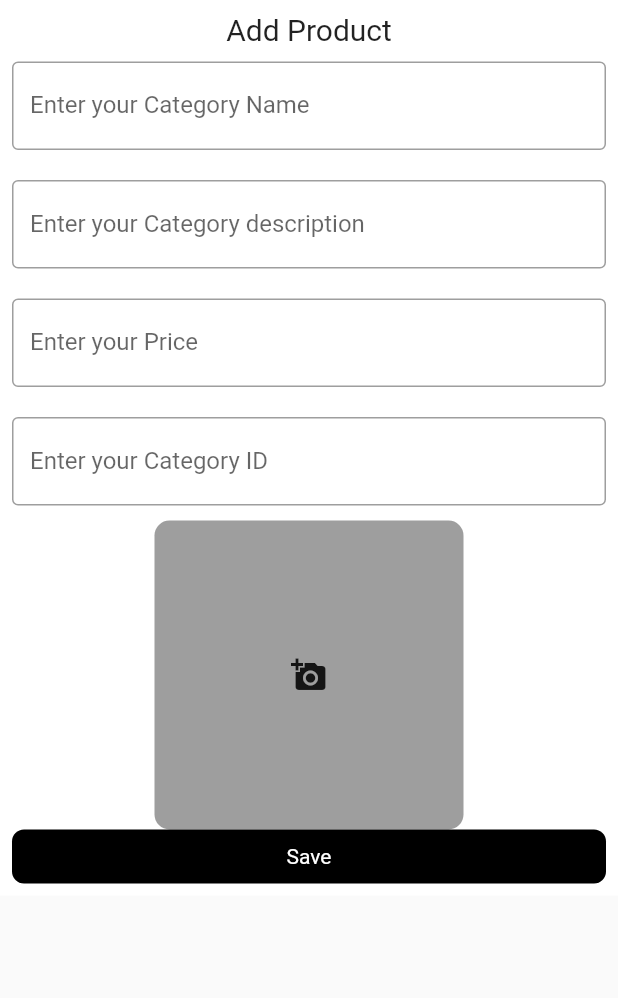
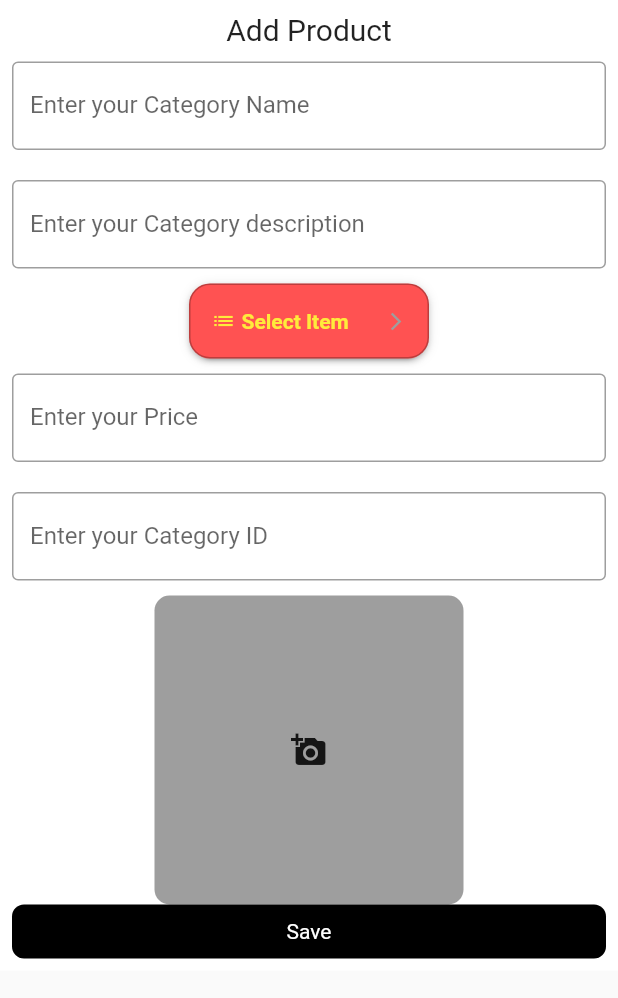
Before and after one commit to jaswinda/flutterDemo, a Flutter app: the AddEditProductForm screen opened directly, on a phone screen of 412 x 824 dp. Shown: the top 998 px of the screen. Run offline on Flutter 3.47's test engine with Material 2 defaults, Android fonts, the phone set to English and light mode, and no system bars; drawn by our look-alikes of dropdown_button2; our stand-ins replace get, image_picker, shared_preferences; missing offline and left inert: tabnavigator; accounts and stored records are empty; network calls fail.

Commit message:
[fix] product add

```diff
--- a/lib/controller/category_controller.dart
+++ b/lib/controller/category_controller.dart
@@ -1,20 +1,50 @@
 import 'dart:convert';
-
 import 'package:get/get.dart';
 import 'package:http/http.dart' as http;
+import 'package:my_first_flutter_project_admin/model/category.dart';
 import 'package:my_first_flutter_project_admin/utils/api.dart';
 import 'package:my_first_flutter_project_admin/utils/constants.dart';
 import 'package:my_first_flutter_project_admin/utils/shared_preds.dart';
 
 class CategroyController extends GetxController {
   var loading = false.obs;
+  var categories = <Category>[].obs;
+
   final AuthService authService = AuthService();
+
+  //on init state
+  @override
+  void onInit() {
+    super.onInit();
+    get();
+  }
+
+  get() async {
+    loading.value = true;
+    var url = Uri.parse(GET_CATEGORIES_API);
+    var response = await http.get(url);
+    loading.value = false;
+    if (response.statusCode == 200) {
+      var jsonResponse = jsonDecode(response.body) as Map<String, dynamic>;
+      if (jsonResponse["success"]) {
+        categories.value = (jsonResponse["data"] as List)
+            .map((e) => Category.fromJson(e))
+            .toList();
+
+        print(categories.value);
+        showMessage(message: jsonResponse["message"]);
+      } else {
+        showMessage(message: jsonResponse["message"], isSuccess: false);
+      }
+    } else {
+      print('Request failed with status: ${response.statusCode}.');
+    }
+  }
 
   add(data) async {
     loading.value = true;
     data['token'] = await authService.getToken();
     var url = Uri.parse(ADD_CATEGORY_API);
-    await Future.delayed(const Duration(seconds: 3));
     var response = await http.post(url, body: data);
     loading.value = false;
     if (response.statusCode == 200) {
--- a/lib/main.dart
+++ b/lib/main.dart
@@ -1,11 +1,13 @@
 import 'package:flutter/material.dart';
 import 'package:get/get.dart';
+import 'package:my_first_flutter_project_admin/controller/category_controller.dart';
 import 'package:my_first_flutter_project_admin/views/pages/loader.dart';
 import 'controller/authentication_controller.dart';
 
 Future<void> main() async {
   WidgetsFlutterBinding.ensureInitialized();
   Get.put(Authentication());
+  Get.put(CategroyController());
   runApp(const MaterialApp(
       home: GetMaterialApp(title: "My First Flutter Project", home: Loader())));
 }
--- /dev/null
+++ b/lib/model/category.dart
@@ -0,0 +1,39 @@
+// To parse this JSON data, do
+//
+//     final category = categoryFromJson(jsonString);
+
+import 'dart:convert';
+
+List<Category> categoryFromJson(String str) =>
+    List<Category>.from(json.decode(str).map((x) => Category.fromJson(x)));
+
+String categoryToJson(List<Category> data) =>
+    json.encode(List<dynamic>.from(data.map((x) => x.toJson())));
+
+class Category {
+  Category({
+    required this.id,
+    required this.name,
+    required this.description,
+    required this.image,
+  });
+
+  String id;
+  String name;
+  String description;
+  String image;
+
+  factory Category.fromJson(Map<String, dynamic> json) => Category(
+        id: json["id"],
+        name: json["NAME"],
+        description: json["description"],
+        image: json["image"],
+      );
+
+  Map<String, dynamic> toJson() => {
+        "id": id,
+        "NAME": name,
+        "description": description,
+        "image": image,
+      };
+}
--- a/lib/utils/api.dart
+++ b/lib/utils/api.dart
@@ -5,3 +5,4 @@ const SIGNUP_API = "$baseUrl/signup.php";
 const LOGOUT_API = "$baseUrl/logout.php";
 const ADD_CATEGORY_API = "$baseUrl/addCategory.php";
 const ADD_PRODUCT_API = "$baseUrl/addProduct.php";
+const GET_CATEGORIES_API = "$baseUrl/getCategories.php";
--- a/lib/views/pages/forms/add_edit_category_form.dart
+++ b/lib/views/pages/forms/add_edit_category_form.dart
@@ -10,7 +10,7 @@ class AddEditCategoryForm extends StatelessWidget {
   final GlobalKey<FormState> _formKey = GlobalKey<FormState>();
   final TextEditingController _nameController = TextEditingController();
   final TextEditingController _descriptionController = TextEditingController();
-  final CategroyController categoryController = Get.put(CategroyController());
+  final CategroyController categoryController = Get.find<CategroyController>();
   AddEditCategoryForm({Key? key, this.title = "Add Category"})
       : super(key: key);
 
--- a/lib/views/pages/forms/add_edit_product_form.dart
+++ b/lib/views/pages/forms/add_edit_product_form.dart
@@ -1,9 +1,11 @@
 import 'dart:io';
-
+import 'package:dropdown_button2/dropdown_button2.dart';
 import 'package:flutter/material.dart';
 import 'package:get/get.dart';
 import 'package:image_picker/image_picker.dart';
+import 'package:my_first_flutter_project_admin/controller/category_controller.dart';
 import 'package:my_first_flutter_project_admin/controller/product_controller.dart';
+import 'package:my_first_flutter_project_admin/model/category.dart';
 import 'package:my_first_flutter_project_admin/utils/constants.dart';
 import 'package:my_first_flutter_project_admin/views/components/my_button.dart';
 import 'package:my_first_flutter_project_admin/views/components/my_field.dart';
@@ -29,8 +31,13 @@ class _AddEditProductFormState extends State<AddEditProductForm> {
 
   final TextEditingController _descriptionController = TextEditingController();
   final ProductController productController = Get.put(ProductController());
+  final CategroyController categroyController = Get.find<CategroyController>();
   final TextEditingController priceController = TextEditingController();
   final TextEditingController categoryIdController = TextEditingController();
+  String? selectedValue;
+  List<Map<String, dynamic>> items = [
+    {"id": "1"}
+  ];
   @override
   Widget build(BuildContext context) {
     return Scaffold(
@@ -56,6 +63,85 @@ class _AddEditProductFormState extends State<AddEditProductForm> {
                         text: "Category description",
                         controller: _descriptionController,
                       ),
+                      DropdownButtonHideUnderline(
+                          child: DropdownButton2(
+                        isExpanded: true,
+                        hint: Row(
+                          children: const [
+                            Icon(
+                              Icons.list,
+                              size: 16,
+                              color: Colors.yellow,
+                            ),
+                            SizedBox(
+                              width: 4,
+                            ),
+                            Expanded(
+                              child: Text(
+                                'Select Item',
+                                style: TextStyle(
+                                  fontSize: 14,
+                                  fontWeight: FontWeight.bold,
+                                  color: Colors.yellow,
+                                ),
+                                overflow: TextOverflow.ellipsis,
+                              ),
+                            ),
+                          ],
+                        ),
+                        items: categroyController.categories.value
+                            .map((item) => DropdownMenuItem<Category>(
+                                  value: item,
+                                  child: Text(
+                                    item.name,
+                                    style: const TextStyle(
+                                      fontSize: 14,
+                                      fontWeight: FontWeight.bold,
+                                      color: Colors.white,
+                                    ),
+                                    overflow: TextOverflow.ellipsis,
+                                  ),
+                                ))
+                            .toList(),
+                        value: selectedValue,
+                        onChanged: (value) {
+                          setState(() {
+                            selectedValue = value.toString();
+                          });
+                        },
+                        icon: const Icon(
+                          Icons.arrow_forward_ios_outlined,
+                        ),
+                        iconSize: 14,
+                        iconEnabledColor: Colors.yellow,
+                        iconDisabledColor: Colors.grey,
+                        buttonHeight: 50,
+                        buttonWidth: 160,
+                        buttonPadding:
+                            const EdgeInsets.only(left: 14, right: 14),
+                        buttonDecoration: BoxDecoration(
+                          borderRadius: BorderRadius.circular(14),
+                          border: Border.all(
+                            color: Colors.black26,
+                          ),
+                          color: Colors.redAccent,
+                        ),
+                        buttonElevation: 2,
+                        itemHeight: 40,
+                        itemPadding: const EdgeInsets.only(left: 14, right: 14),
+                        dropdownMaxHeight: 200,
+                        dropdownWidth: 200,
+                        dropdownPadding: null,
+                        dropdownDecoration: BoxDecoration(
+                          borderRadius: BorderRadius.circular(14),
+                          color: Colors.redAccent,
+                        ),
+                        dropdownElevation: 8,
+                        scrollbarRadius: const Radius.circular(40),
+                        scrollbarThickness: 6,
+                        scrollbarAlwaysShow: true,
+                        offset: const Offset(-20, 0),
+                      )),
                       MyField(
                         text: "Price",
                         controller: priceController,
--- a/pubspec.yaml
+++ b/pubspec.yaml
@@ -39,6 +39,7 @@ dependencies:
   http: ^0.13.5
   shared_preferences: ^2.0.15
   image_picker: ^0.8.5+3
+  dropdown_button2: ^1.7.2
 
 dev_dependencies:
   flutter_test:
```
Also changed, not shown: pubspec.lock.
